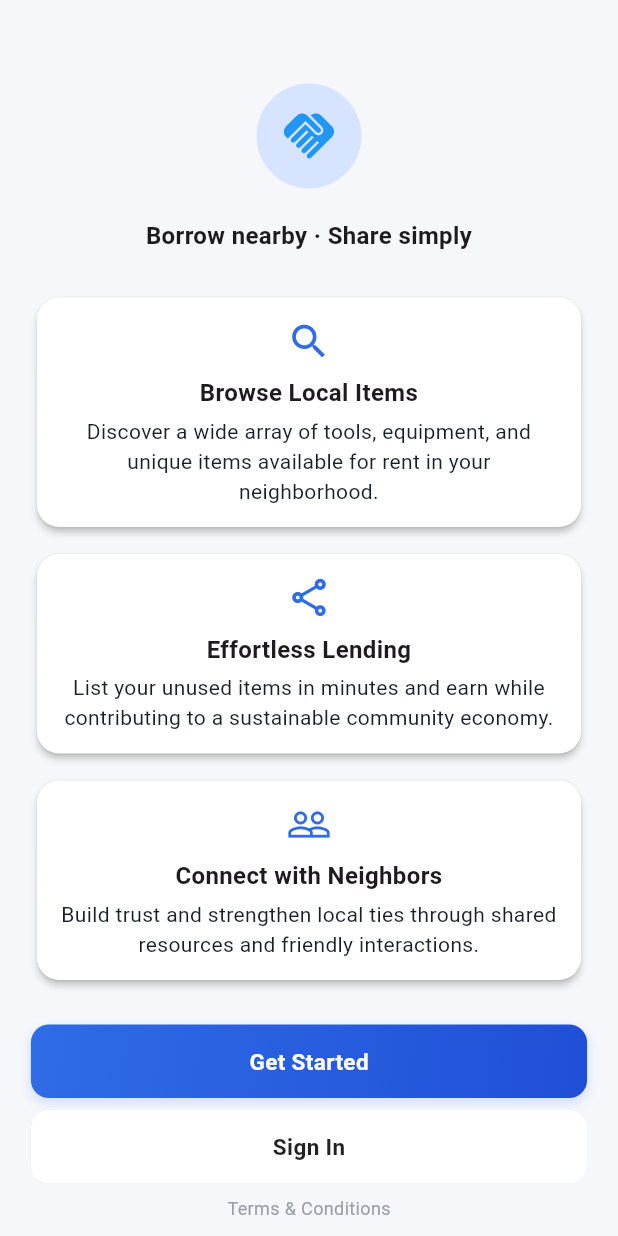
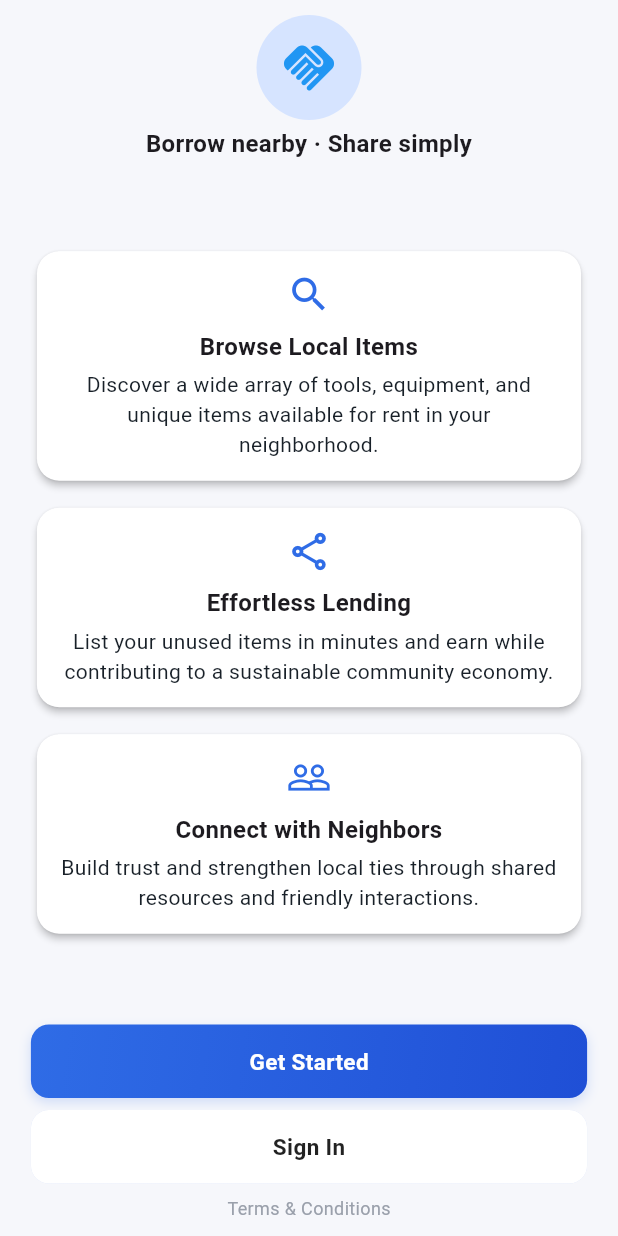
Before and after one commit to Mohamedislam19/Sellefli, a Flutter app: the LandingPage screen opened directly, on a phone screen of 412 x 824 dp. Run offline on Flutter 3.47's test engine with Material 3 defaults, Android fonts, the phone set to English and light mode, and no system bars; our stand-ins replace flutter_map, flutter_svg, font_awesome_flutter, geolocator, google_fonts, image_picker and 1 more; missing offline and left inert: your_app_name; network calls fail.

Commit message:
Update CircleAvatar size and spacing in landing page
Increased CircleAvatar radius and adjusted spacing.

```diff
--- a/lib/src/features/landing/landing_page.dart
+++ b/lib/src/features/landing/landing_page.dart
@@ -26,15 +26,12 @@ class LandingPage extends StatelessWidget {
                 ),
                 child: Column(
                   mainAxisAlignment: MainAxisAlignment.spaceBetween,
-
                   children: [
                     // Avatar / Logo + Tagline
-                    const SizedBox(height: 20),  // reduced from 8 to 4
-
                     Column(
                       children: [
                         CircleAvatar(
-                          radius: isWide ? 40 : 35,
+                          radius: isWide ? 50 : 35,
                           backgroundColor: const Color(0xFFD6E4FF),
                           child: Icon(
                             Icons.handshake,
@@ -42,7 +39,7 @@ class LandingPage extends StatelessWidget {
                             size: isWide ? 60 : 40,
                           ),
                         ),
-                        const SizedBox(height: 20),  // reduced from 8 to 4
+                        const SizedBox(height: 4),  // reduced from 8 to 4
                         Text(
                           "Borrow nearby · Share simply",
                           style: AppTextStyles.subtitle.copyWith(
```
